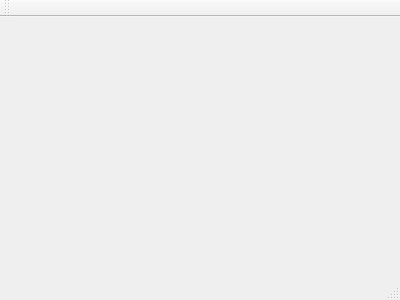
The window that mainwindow.ui (kireevds/3DBPacking) describes before a commit, drawn with Qt 5.
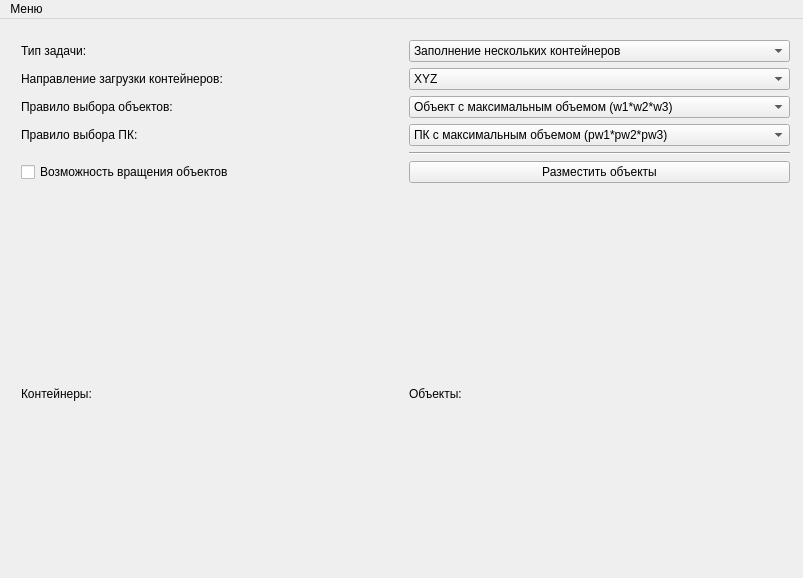
The same window after the commit.

Patch:
```diff
--- a/mainwindow.ui
+++ b/mainwindow.ui
@@ -1,24 +1,321 @@
 <ui version="4.0">
  <class>MainWindow</class>
- <widget class="QMainWindow" name="MainWindow" >
-  <property name="geometry" >
+ <widget class="QMainWindow" name="MainWindow">
+  <property name="geometry">
    <rect>
     <x>0</x>
     <y>0</y>
-    <width>400</width>
-    <height>300</height>
+    <width>803</width>
+    <height>578</height>
    </rect>
   </property>
   <property name="windowTitle" >
    <string>MainWindow</string>
   </property>
-  <widget class="QMenuBar" name="menuBar" />
-  <widget class="QToolBar" name="mainToolBar" />
-  <widget class="QWidget" name="centralWidget" />
-  <widget class="QStatusBar" name="statusBar" />
+  <widget class="QWidget" name="centralWidget">
+   <widget class="QWidget" name="gridLayoutWidget">
+    <property name="geometry">
+     <rect>
+      <x>10</x>
+      <y>10</y>
+      <width>791</width>
+      <height>541</height>
+     </rect>
+    </property>
+    <layout class="QGridLayout" name="gridLayout">
+     <item row="6" column="0">
+      <spacer name="verticalSpacer">
+       <property name="orientation">
+        <enum>Qt::Vertical</enum>
+       </property>
+       <property name="sizeType">
+        <enum>QSizePolicy::Minimum</enum>
+       </property>
+       <property name="sizeHint" stdset="0">
+        <size>
+         <width>20</width>
+         <height>40</height>
+        </size>
+       </property>
+      </spacer>
+     </item>
+     <item row="8" column="0">
+      <widget class="QLabel" name="containersLabel">
+       <property name="text">
+        <string>Контейнеры:</string>
+       </property>
+      </widget>
+     </item>
+     <item row="5" column="1">
+      <widget class="QPushButton" name="packButton">
+       <property name="text">
+        <string>Разместить объекты</string>
+       </property>
+      </widget>
+     </item>
+     <item row="6" column="1">
+      <spacer name="verticalSpacer_2">
+       <property name="orientation">
+        <enum>Qt::Vertical</enum>
+       </property>
+       <property name="sizeType">
+        <enum>QSizePolicy::Minimum</enum>
+       </property>
+       <property name="sizeHint" stdset="0">
+        <size>
+         <width>20</width>
+         <height>40</height>
+        </size>
+       </property>
+      </spacer>
+     </item>
+     <item row="2" column="1">
+      <widget class="QComboBox" name="objectsRuleBox">
+       <item>
+        <property name="text">
+         <string>Объект с максимальным объемом (w1*w2*w3)</string>
+        </property>
+       </item>
+       <item>
+        <property name="text">
+         <string>Объект с минимальным объемом</string>
+        </property>
+       </item>
+       <item>
+        <property name="text">
+         <string>Первый в порядке убывания габаритных размеров</string>
+        </property>
+       </item>
+       <item>
+        <property name="text">
+         <string>Первый с max w1*w2 и min w3</string>
+        </property>
+       </item>
+       <item>
+        <property name="text">
+         <string>Первый с min w1*w2 и max w3</string>
+        </property>
+       </item>
+      </widget>
+     </item>
+     <item row="3" column="0">
+      <widget class="QLabel" name="pkLabel">
+       <property name="text">
+        <string>Правило выбора ПК:</string>
+       </property>
+      </widget>
+     </item>
+     <item row="3" column="1">
+      <widget class="QComboBox" name="pkRuleBox">
+       <item>
+        <property name="text">
+         <string>ПК с максимальным объемом (pw1*pw2*pw3)</string>
+        </property>
+       </item>
+       <item>
+        <property name="text">
+         <string>ПК с минимальным объемом (pw1*pw2*pw3)</string>
+        </property>
+       </item>
+       <item>
+        <property name="text">
+         <string>Первый ПК в порядке убывания координат</string>
+        </property>
+       </item>
+       <item>
+        <property name="text">
+         <string>ПК с max pw1*pw2 и min pw3</string>
+        </property>
+       </item>
+       <item>
+        <property name="text">
+         <string>ПК с min pw1*pw2 и max pw3</string>
+        </property>
+       </item>
+       <item>
+        <property name="text">
+         <string>ПК с min неотрицательным значением pw1 - w1</string>
+        </property>
+       </item>
+       <item>
+        <property name="text">
+         <string>ПК с max значением pw3 - w3</string>
+        </property>
+       </item>
+      </widget>
+     </item>
+     <item row="8" column="1">
+      <widget class="QLabel" name="objectsLabel">
+       <property name="text">
+        <string>Объекты:</string>
+       </property>
+      </widget>
+     </item>
+     <item row="1" column="1">
+      <widget class="QComboBox" name="directionBox">
+       <item>
+        <property name="text">
+         <string>XYZ</string>
+        </property>
+       </item>
+       <item>
+        <property name="text">
+         <string>XZY</string>
+        </property>
+       </item>
+       <item>
+        <property name="text">
+         <string>YXZ</string>
+        </property>
+       </item>
+       <item>
+        <property name="text">
+         <string>YZX</string>
+        </property>
+       </item>
+       <item>
+        <property name="text">
+         <string>ZXY</string>
+        </property>
+       </item>
+       <item>
+        <property name="text">
+         <string>ZYX</string>
+        </property>
+       </item>
+      </widget>
+     </item>
+     <item row="1" column="0">
+      <widget class="QLabel" name="directionLabel">
+       <property name="text">
+        <string>Направление загрузки контейнеров:</string>
+       </property>
+      </widget>
+     </item>
+     <item row="0" column="0">
+      <widget class="QLabel" name="typeLabel">
+       <property name="text">
+        <string>Тип задачи:</string>
+       </property>
+      </widget>
+     </item>
+     <item row="2" column="0">
+      <widget class="QLabel" name="objectsRuleLabel">
+       <property name="text">
+        <string>Правило выбора объектов:</string>
+       </property>
+      </widget>
+     </item>
+     <item row="0" column="1">
+      <widget class="QComboBox" name="typeBox">
+       <item>
+        <property name="text">
+         <string>Заполнение нескольких контейнеров</string>
+        </property>
+       </item>
+       <item>
+        <property name="text">
+         <string>Заполнение одного контейнера</string>
+        </property>
+       </item>
+       <item>
+        <property name="text">
+         <string>Упаковку полубесконечного контейнера</string>
+        </property>
+       </item>
+       <item>
+        <property name="text">
+         <string>Нахождение min размера контейнера</string>
+        </property>
+       </item>
+      </widget>
+     </item>
+     <item row="5" column="0">
+      <widget class="QCheckBox" name="spinStatus">
+       <property name="mouseTracking">
+        <bool>false</bool>
+       </property>
+       <property name="focusPolicy">
+        <enum>Qt::NoFocus</enum>
+       </property>
+       <property name="contextMenuPolicy">
+        <enum>Qt::NoContextMenu</enum>
+       </property>
+       <property name="layoutDirection">
+        <enum>Qt::LeftToRight</enum>
+       </property>
+       <property name="text">
+        <string>Возможность вращения объектов</string>
+       </property>
+       <property name="checkable">
+        <bool>false</bool>
+       </property>
+      </widget>
+     </item>
+     <item row="4" column="1">
+      <widget class="Line" name="line">
+       <property name="orientation">
+        <enum>Qt::Horizontal</enum>
+       </property>
+      </widget>
+     </item>
+    </layout>
+   </widget>
+  </widget>
+  <widget class="QMenuBar" name="menuBar">
+   <property name="geometry">
+    <rect>
+     <x>0</x>
+     <y>0</y>
+     <width>803</width>
+     <height>22</height>
+    </rect>
+   </property>
+   <widget class="QMenu" name="menu3DBPacking">
+    <property name="title">
+     <string>Меню</string>
+    </property>
+    <widget class="QMenu" name="mData">
+     <property name="title">
+      <string>Данные</string>
+     </property>
+     <addaction name="mDataLoad"/>
+     <addaction name="mDataSave"/>
+     <addaction name="mDataClear"/>
+    </widget>
+    <addaction name="mAbout"/>
+    <addaction name="mData"/>
+    <addaction name="mExit"/>
+   </widget>
+   <addaction name="menu3DBPacking"/>
+  </widget>
+  <action name="mAbout">
+   <property name="text">
+    <string>О программе</string>
+   </property>
+  </action>
+  <action name="mExit">
+   <property name="text">
+    <string>Выход</string>
+   </property>
+  </action>
+  <action name="mDataLoad">
+   <property name="text">
+    <string>Загрузить из файла</string>
+   </property>
+  </action>
+  <action name="mDataSave">
+   <property name="text">
+    <string>Сохранить в файл</string>
+   </property>
+  </action>
+  <action name="mDataClear">
+   <property name="text">
+    <string>Очистить</string>
+   </property>
+  </action>
  </widget>
- <layoutDefault spacing="6" margin="11" />
- <pixmapfunction></pixmapfunction>
+ <layoutdefault spacing="6" margin="11"/>
  <resources/>
  <connections/>
 </ui>
```
Left out of the diff: 5 changed lines with no effect on the pictures.
